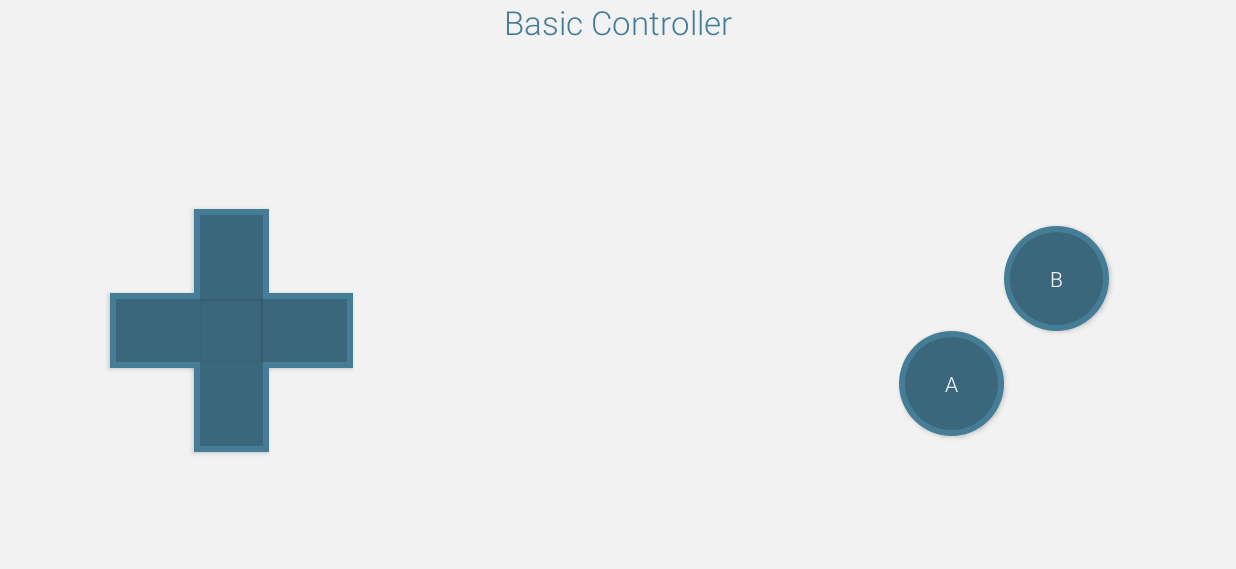
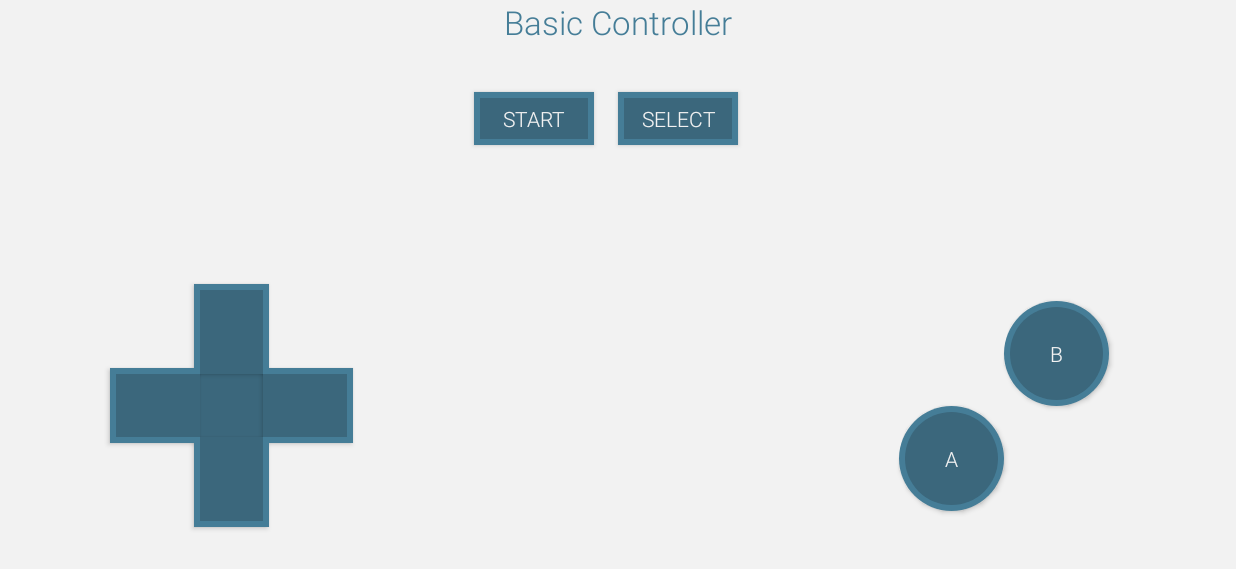
Before and after one commit to tvbarthel/Adaptilo, an Android app: the screen it shows after launch (MainActivity), on a phone screen of 824 x 412 dp (held sideways). Shown: the top 569 px of the screen. Run offline under Robolectric (Android 15) with nearby library versions, the phone set to English and light mode, and no system bars.

Commit message:
Add a start and a select button

```diff
--- /dev/null
+++ b/Android/app/src/main/res/drawable/button_rect.xml
@@ -0,0 +1,6 @@
+<?xml version="1.0" encoding="utf-8"?>
+
+<selector xmlns:android="http://schemas.android.com/apk/res/android">
+    <item android:drawable="@drawable/button_rect_pressed" android:state_pressed="true" />
+    <item android:drawable="@drawable/button_rect_normal" />
+</selector>
--- /dev/null
+++ b/Android/app/src/main/res/drawable/button_rect_normal.xml
@@ -0,0 +1,25 @@
+<?xml version="1.0" encoding="utf-8"?>
+
+<layer-list xmlns:android="http://schemas.android.com/apk/res/android">
+    <item>
+        <shape android:shape="rectangle">
+            <solid android:color="@color/btn_secondary" />
+            <size
+                android:width="50dp"
+                android:height="50dp" />
+        </shape>
+    </item>
+
+    <item
+        android:bottom="@dimen/btn_padding_normal"
+        android:left="@dimen/btn_padding_normal"
+        android:right="@dimen/btn_padding_normal"
+        android:top="@dimen/btn_padding_normal">
+        <shape android:shape="rectangle">
+            <solid android:color="@color/btn_primary" />
+            <size
+                android:width="50dp"
+                android:height="50dp" />
+        </shape>
+    </item>
+</layer-list>
--- /dev/null
+++ b/Android/app/src/main/res/drawable/button_rect_pressed.xml
@@ -0,0 +1,25 @@
+<?xml version="1.0" encoding="utf-8"?>
+
+<layer-list xmlns:android="http://schemas.android.com/apk/res/android">
+    <item>
+        <shape android:shape="rectangle">
+            <solid android:color="@color/btn_secondary" />
+            <size
+                android:width="50dp"
+                android:height="50dp" />
+        </shape>
+    </item>
+
+    <item
+        android:bottom="@dimen/btn_padding_pressed"
+        android:left="@dimen/btn_padding_pressed"
+        android:right="@dimen/btn_padding_pressed"
+        android:top="@dimen/btn_padding_pressed">
+        <shape android:shape="rectangle">
+            <solid android:color="@color/btn_primary" />
+            <size
+                android:width="50dp"
+                android:height="50dp" />
+        </shape>
+    </item>
+</layer-list>
--- a/Android/app/src/main/res/layout/fragment_basic_controller.xml
+++ b/Android/app/src/main/res/layout/fragment_basic_controller.xml
@@ -20,6 +20,37 @@
             android:text="Basic Controller"
             android:textAppearance="?android:attr/textAppearanceLarge"
             android:textColor="@color/primary" />
+    </LinearLayout>
+
+    <LinearLayout
+        android:layout_width="match_parent"
+        android:layout_height="100dp"
+        android:gravity="center"
+        android:orientation="horizontal">
+
+        <Button
+            android:id="@+id/basic_controller_btn_start"
+            android:layout_width="@dimen/btn_rect_width"
+            android:layout_height="@dimen/btn_rect_height"
+            android:layout_marginRight="@dimen/btn_rect_margin"
+            android:background="@drawable/button_rect"
+            android:fontFamily="sans-serif-light"
+            android:padding="@dimen/btn_padding_pressed"
+            android:text="@string/basic_controller_btn_start"
+            android:textColor="@color/secondary"
+            android:textSize="@dimen/btn_rect_text_size" />
+
+        <Button
+            android:id="@+id/basic_controller_btn_select"
+            android:layout_width="@dimen/btn_rect_width"
+            android:layout_height="@dimen/btn_rect_height"
+            android:layout_marginRight="@dimen/btn_rect_margin"
+            android:background="@drawable/button_rect"
+            android:fontFamily="sans-serif-light"
+            android:padding="@dimen/btn_padding_pressed"
+            android:text="@string/basic_controller_btn_select"
+            android:textColor="@color/secondary"
+            android:textSize="@dimen/btn_rect_text_size" />
     </LinearLayout>
 
     <LinearLayout
--- a/Android/app/src/main/res/values/dimens.xml
+++ b/Android/app/src/main/res/values/dimens.xml
@@ -10,4 +10,8 @@
     <dimen name="btn_arrow_thickness">50dp</dimen>
     <dimen name="btn_arrow_length">60dp</dimen>
     <dimen name="btn_arrow_center_square_size">42dp</dimen>
+    <dimen name="btn_rect_width">80dp</dimen>
+    <dimen name="btn_rect_height">35dp</dimen>
+    <dimen name="btn_rect_text_size">14sp</dimen>
+    <dimen name="btn_rect_margin">16dp</dimen>
 </resources>
--- a/Android/app/src/main/res/values/strings.xml
+++ b/Android/app/src/main/res/values/strings.xml
@@ -8,5 +8,7 @@
     <!-- Basic Controller Fragment -->
     <string name="basic_controller_btn_a">A</string>
     <string name="basic_controller_btn_b">B</string>
+    <string name="basic_controller_btn_start">start</string>
+    <string name="basic_controller_btn_select">select</string>
 
 </resources>
```
